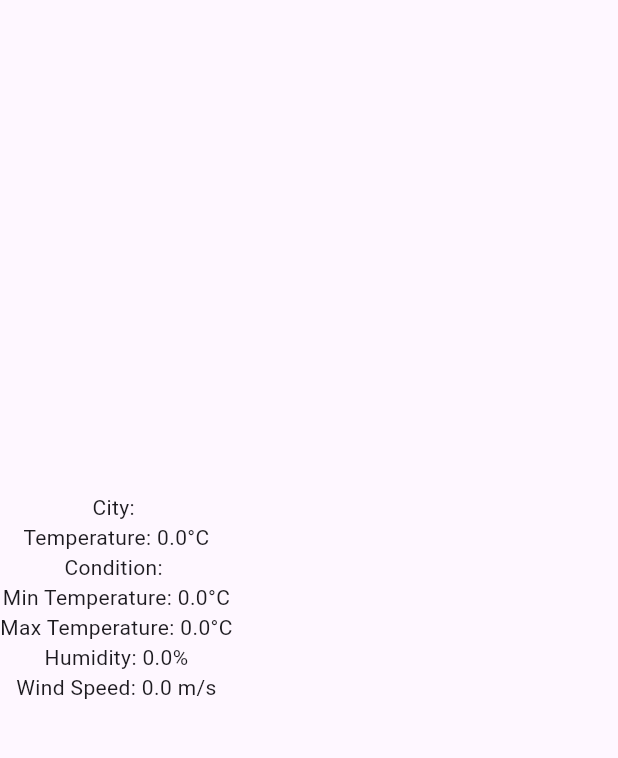
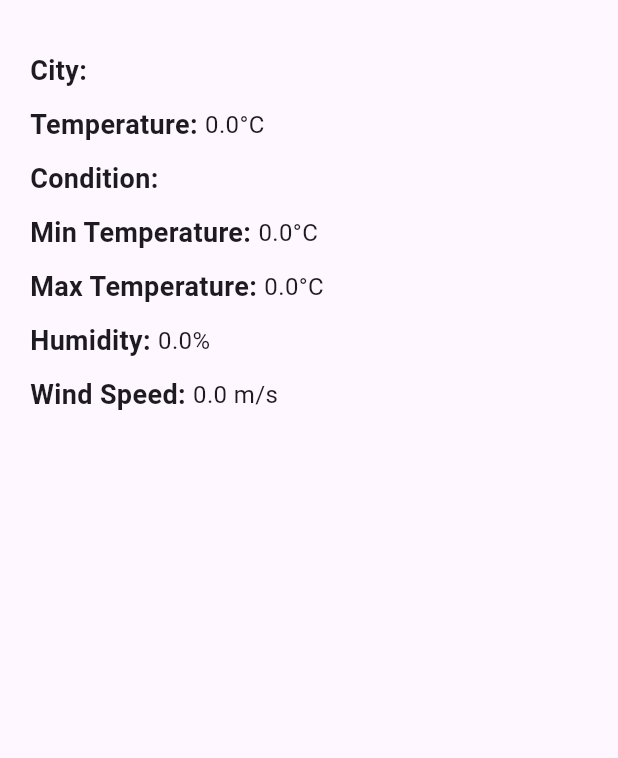
Before and after one commit to khushi-shettigar/weather_app, a Flutter app: the WeatherDisplayScreen screen opened directly with empty values, on a phone screen of 412 x 824 dp, the part 63-821 px from its top. Run offline on Flutter 3.47's test engine with Material 3 defaults, Android fonts, the phone set to English and light mode, and no system bars; our stand-ins replace flutter_bloc.

Commit message:
Enhanced UI design and resolved final code issues.

```diff
--- a/lib/repositories/weather_repository.dart
+++ b/lib/repositories/weather_repository.dart
@@ -9,13 +9,12 @@ class WeatherRepository {
   WeatherRepository(this.apiKey);
 
   static Future<WeatherModel> getWeather(String cityName) async {
-    final apiUrl = 'https://api.openweathermap.org/data/2.5/weather?q=Udupi&appid=4d5ca04506cce5b70a2c14da00805e5b';
+    final apiUrl = 'https://api.openweathermap.org/data/2.5/weather?q=$cityName&appid=4d5ca04506cce5b70a2c14da00805e5b';
 
     final response = await http.get(Uri.parse(apiUrl));
-    print("Response........ ${response.body.toString()}");
+    print("response...... ${response.body.toString()}");
 
     if (response.statusCode == 200) {
-      //return (json.decode(response.body) as Map<String, dynamic>);
 
       final weatherData = json.decode(response.body) as Map<String, dynamic>;
       final weatherModel = WeatherModel.fromJson(weatherData); // Assuming this is the constructor
--- a/lib/screens/weather_display_screen.dart
+++ b/lib/screens/weather_display_screen.dart
@@ -12,18 +12,63 @@ class WeatherDisplayScreen extends StatelessWidget {
       appBar: AppBar(
         title: const Text('Weather Details'),
       ),
-      body: Column(
-        mainAxisAlignment: MainAxisAlignment.center,
-        crossAxisAlignment: CrossAxisAlignment.center,
-        children: [
-          Text('City: ${weather.city}'),
-          Text('Temperature: ${weather.temperature}°C'),
-          Text('Condition: ${weather.condition}'),
-          Text('Min Temperature: ${weather.minTemperature}°C'),
-          Text('Max Temperature: ${weather.maxTemperature}°C'),
-          Text('Humidity: ${weather.humidity}%'),
-          Text('Wind Speed: ${weather.windSpeed} m/s'),
-        ],
+      body: Padding(
+        padding: const EdgeInsets.all(20.0),
+        child: Column(
+          mainAxisAlignment: MainAxisAlignment.start,
+          crossAxisAlignment: CrossAxisAlignment.start,
+          children: [
+            Row(
+              children: [
+                const Text('City: ', style: TextStyle(fontSize: 18, fontWeight: FontWeight.bold)),
+                Text(weather.city, style: const TextStyle(fontSize: 16)),
+              ],
+            ),
+            const SizedBox(height: 10),
+            Row(
+              children: [
+                const Text('Temperature: ', style: TextStyle(fontSize: 18, fontWeight: FontWeight.bold)),
+                Text("${weather.temperature}°C", style: const TextStyle(fontSize: 16)),
+              ],
+            ),
+            const SizedBox(height: 10),
+            Row(
+              children: [
+                const Text('Condition: ', style: TextStyle(fontSize: 18, fontWeight: FontWeight.bold)),
+                Text(weather.condition, style: const TextStyle(fontSize: 16)),
+              ],
+            ),
+            const SizedBox(height: 10),
+            Row(
+              children: [
+                const Text('Min Temperature: ', style: TextStyle(fontSize: 18, fontWeight: FontWeight.bold)),
+                Text("${weather.minTemperature}°C", style: const TextStyle(fontSize: 16)),
+              ],
+            ),
+            const SizedBox(height: 10),
+            Row(
+              children: [
+                const Text('Max Temperature: ', style: TextStyle(fontSize: 18, fontWeight: FontWeight.bold)),
+                Text("${weather.maxTemperature}°C", style: const TextStyle(fontSize: 16)),
+              ],
+            ),
+            const SizedBox(height: 10),
+            Row(
+              children: [
+                const Text('Humidity: ', style: TextStyle(fontSize: 18, fontWeight: FontWeight.bold)),
+                Text("${weather.humidity}%", style: const TextStyle(fontSize: 16)),
+              ],
+            ),
+            const SizedBox(height: 10),
+            Row(
+              children: [
+                const Text('Wind Speed: ', style: TextStyle(fontSize: 18, fontWeight: FontWeight.bold)),
+                Text("${weather.windSpeed} m/s", style: const TextStyle(fontSize: 16)),
+              ],
+            ),
+            const SizedBox(height: 10),
+          ],
+        ),
       ),
     );
   }
```
Also changed, not shown: lib/blocs/weather/weather_bloc.dart (+1 -18 lines), lib/screens/location_selection_screen.dart (+19 -8 lines), 1 other file.
